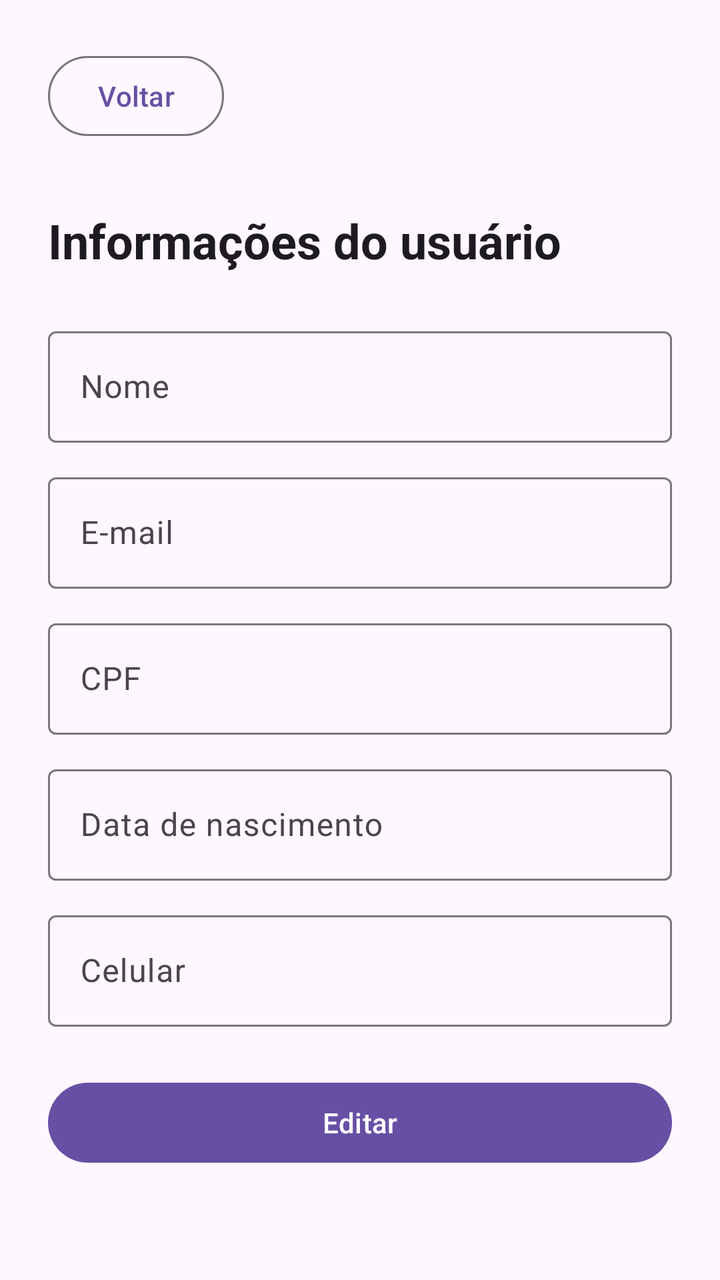
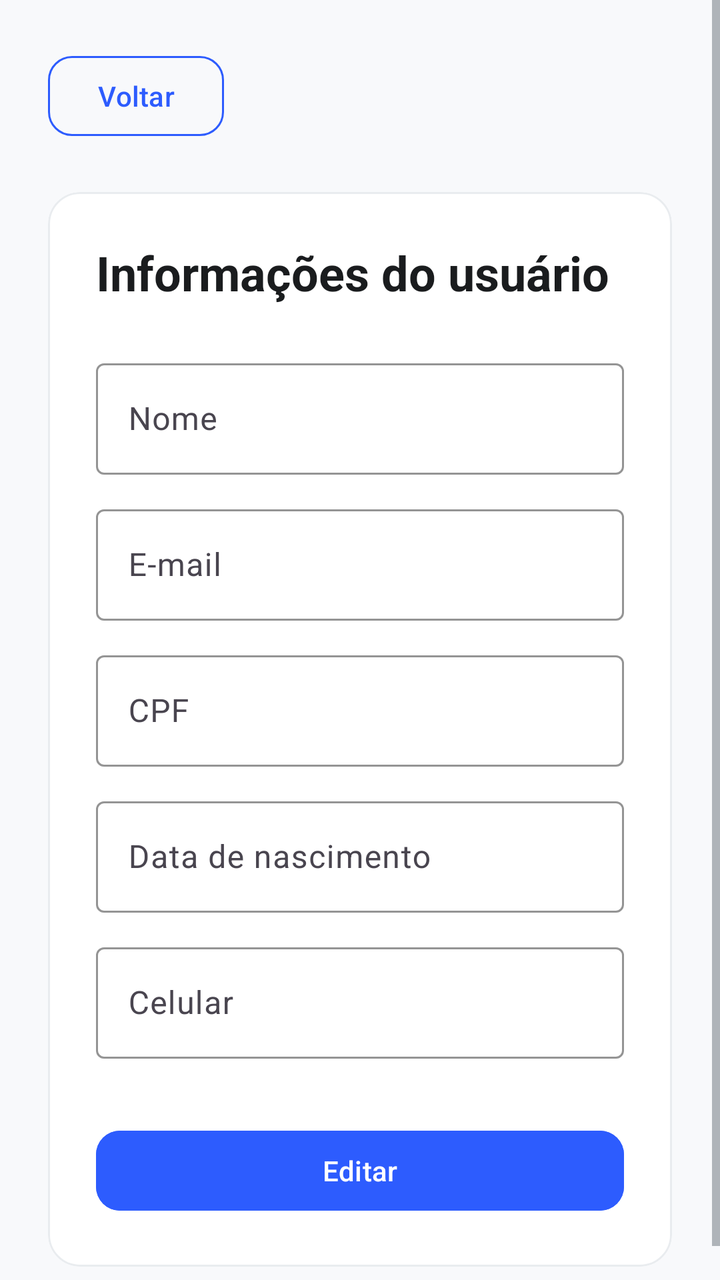

Two renders of the same Android screen: before a commit and after it. Below are the layout's source before the change and the commit's diff.
<!-- AndroidManifest.xml: application theme Theme.TCC -->
<!-- res/layout/usuario.xml -->
<?xml version="1.0" encoding="utf-8"?>
<ScrollView xmlns:android="http://schemas.android.com/apk/res/android"
    android:layout_width="match_parent"
    android:layout_height="match_parent"
    android:fillViewport="true">

    <LinearLayout
        android:layout_width="match_parent"
        android:layout_height="wrap_content"
        android:orientation="vertical"
        android:padding="24dp">

        <Button
            android:id="@+id/btnVoltar"
            style="?attr/materialButtonOutlinedStyle"
            android:layout_width="wrap_content"
            android:layout_height="wrap_content"
            android:text="@string/voltar"
            android:textAllCaps="false" />

        <TextView
            android:layout_width="match_parent"
            android:layout_height="wrap_content"
            android:layout_marginTop="32dp"
            android:text="@string/informacoes_usuario"
            android:textAppearance="?attr/textAppearanceHeadlineSmall"
            android:textStyle="bold" />

        <com.google.android.material.textfield.TextInputLayout
            android:layout_width="match_parent"
            android:layout_height="wrap_content"
            android:layout_marginTop="24dp"
            android:hint="@string/nome">

            <com.google.android.material.textfield.TextInputEditText
                android:id="@+id/etUsuarioNome"
                android:layout_width="match_parent"
                android:layout_height="wrap_content"
                android:inputType="textPersonName"
                android:maxLines="1" />
        </com.google.android.material.textfield.TextInputLayout>

        <com.google.android.material.textfield.TextInputLayout
            android:layout_width="match_parent"
            android:layout_height="wrap_content"
            android:layout_marginTop="12dp"
            android:hint="@string/email">

            <com.google.android.material.textfield.TextInputEditText
                android:id="@+id/etUsuarioEmail"
                android:layout_width="match_parent"
                android:layout_height="wrap_content"
                android:inputType="textEmailAddress"
                android:maxLines="1" />
        </com.google.android.material.textfield.TextInputLayout>

        <com.google.android.material.textfield.TextInputLayout
            android:layout_width="match_parent"
            android:layout_height="wrap_content"
            android:layout_marginTop="12dp"
            android:hint="@string/cpf">

            <com.google.android.material.textfield.TextInputEditText
                android:id="@+id/etUsuarioCpf"
                android:layout_width="match_parent"
                android:layout_height="wrap_content"
                android:inputType="number"
                android:maxLength="11"
                android:maxLines="1" />
        </com.google.android.material.textfield.TextInputLayout>

        <com.google.android.material.textfield.TextInputLayout
            android:layout_width="match_parent"
            android:layout_height="wrap_content"
            android:layout_marginTop="12dp"
            android:hint="@string/data_nascimento">

            <com.google.android.material.textfield.TextInputEditText
                android:id="@+id/etUsuarioDataNascimento"
                android:layout_width="match_parent"
                android:layout_height="wrap_content"
                android:inputType="date"
                android:maxLines="1" />
        </com.google.android.material.textfield.TextInputLayout>

        <com.google.android.material.textfield.TextInputLayout
            android:layout_width="match_parent"
            android:layout_height="wrap_content"
            android:layout_marginTop="12dp"
            android:hint="@string/celular">

            <com.google.android.material.textfield.TextInputEditText
                android:id="@+id/etUsuarioCelular"
                android:layout_width="match_parent"
                android:layout_height="wrap_content"
                android:inputType="phone"
                android:maxLines="1" />
        </com.google.android.material.textfield.TextInputLayout>

        <Button
            android:id="@+id/btnEditar"
            android:layout_width="match_parent"
            android:layout_height="wrap_content"
            android:layout_marginTop="24dp"
            android:text="@string/editar"
            android:textAllCaps="false" />

    </LinearLayout>
</ScrollView>
<!-- resources referenced by this layout -->
<resources>
  <string name="celular">Celular</string>
  <string name="cpf">CPF</string>
  <string name="data_nascimento">Data de nascimento</string>
  <string name="editar">Editar</string>
  <string name="email">E-mail</string>
  <string name="informacoes_usuario">Informações do usuário</string>
  <string name="nome">Nome</string>
  <string name="voltar">Voltar</string>
  <style name="Theme.TCC" parent="Base.Theme.TCC" />
  <style name="Base.Theme.TCC" parent="Theme.Material3.DayNight.NoActionBar">
          
          
      </style>
</resources>

<!-- the commit's change to res/layout/usuario.xml (unified diff, before → after) -->
@@ -1,7 +1,9 @@
 <?xml version="1.0" encoding="utf-8"?>
 <ScrollView xmlns:android="http://schemas.android.com/apk/res/android"
+    xmlns:app="http://schemas.android.com/apk/res-auto"
     android:layout_width="match_parent"
     android:layout_height="match_parent"
+    android:background="@color/background_light"
     android:fillViewport="true">
 
     <LinearLayout
@@ -16,94 +18,139 @@
             android:layout_width="wrap_content"
             android:layout_height="wrap_content"
             android:text="@string/voltar"
-            android:textAllCaps="false" />
+            android:textAllCaps="false"
+            app:cornerRadius="12dp"
+            app:strokeColor="@color/primary_blue"
+            android:textColor="@color/primary_blue" />
 
-        <TextView
-            android:layout_width="match_parent"
-            android:layout_height="wrap_content"
-            android:layout_marginTop="32dp"
-            android:text="@string/informacoes_usuario"
-            android:textAppearance="?attr/textAppearanceHeadlineSmall"
-            android:textStyle="bold" />
-
-        <com.google.android.material.textfield.TextInputLayout
+        <com.google.android.material.card.MaterialCardView
             android:layout_width="match_parent"
             android:layout_height="wrap_content"
             android:layout_marginTop="24dp"
-            android:hint="@string/nome">
+            app:cardBackgroundColor="@color/white"
+            app:cardCornerRadius="16dp"
+            app:cardElevation="0dp"
+            app:strokeWidth="1dp"
+            app:strokeColor="@color/border_color">
 
-            <com.google.android.material.textfield.TextInputEditText
-                android:id="@+id/etUsuarioNome"
+            <LinearLayout
                 android:layout_width="match_parent"
                 android:layout_height="wrap_content"
-                android:inputType="textPersonName"
-                android:maxLines="1" />
-        </com.google.android.material.textfield.TextInputLayout>
+                android:orientation="vertical"
+                android:padding="24dp">
 
-        <com.google.android.material.textfield.TextInputLayout
-            android:layout_width="match_parent"
-            android:layout_height="wrap_content"
-            android:layout_marginTop="12dp"
-            android:hint="@string/email">
+                <TextView
+                    android:layout_width="match_parent"
+                    android:layout_height="wrap_content"
+                    android:text="@string/informacoes_usuario"
+                    android:textAppearance="?attr/textAppearanceHeadlineSmall"
+                    android:textColor="@color/text_primary"
+                    android:textStyle="bold" />
 
-            <com.google.android.material.textfield.TextInputEditText
-                android:id="@+id/etUsuarioEmail"
-                android:layout_width="match_parent"
-                android:layout_height="wrap_content"
-                android:inputType="textEmailAddress"
-                android:maxLines="1" />
-        </com.google.android.material.textfield.TextInputLayout>
+                <com.google.android.material.textfield.TextInputLayout
+                    style="@style/Widget.Material3.TextInputLayout.OutlinedBox"
+                    android:layout_width="match_parent"
+                    android:layout_height="wrap_content"
+                    android:layout_marginTop="24dp"
+                    android:hint="@string/nome"
+                    app:boxStrokeColor="@color/primary_blue"
+                    app:hintTextColor="@color/primary_blue">
 
-        <com.google.android.material.textfield.TextInputLayout
-            android:layout_width="match_parent"
-            android:layout_height="wrap_content"
-            android:layout_marginTop="12dp"
-            android:hint="@string/cpf">
+                    <com.google.android.material.textfield.TextInputEditText
+                        android:id="@+id/etUsuarioNome"
+                        android:layout_width="match_parent"
+                        android:layout_height="wrap_content"
+                        android:inputType="textPersonName"
+                        android:maxLines="1"
+                        android:textColor="@color/text_primary" />
+                </com.google.android.material.textfield.TextInputLayout>
 
-            <com.google.android.material.textfield.TextInputEditText
-                android:id="@+id/etUsuarioCpf"
-                android:layout_width="match_parent"
-                android:layout_height="wrap_content"
-                android:inputType="number"
-                android:maxLength="11"
-                android:maxLines="1" />
-        </com.google.android.material.textfield.TextInputLayout>
+                <com.google.android.material.textfield.TextInputLayout
+                    style="@style/Widget.Material3.TextInputLayout.OutlinedBox"
+                    android:layout_width="match_parent"
+                    android:layout_height="wrap_content"
+                    android:layout_marginTop="12dp"
+                    android:hint="@string/email"
+                    app:boxStrokeColor="@color/primary_blue"
+                    app:hintTextColor="@color/primary_blue">
 
-        <com.google.android.material.textfield.TextInputLayout
-            android:layout_width="match_parent"
-            android:layout_height="wrap_content"
-            android:layout_marginTop="12dp"
-            android:hint="@string/data_nascimento">
+                    <com.google.android.material.textfield.TextInputEditText
+                        android:id="@+id/etUsuarioEmail"
+                        android:layout_width="match_parent"
+                        android:layout_height="wrap_content"
+                        android:inputType="textEmailAddress"
+                        android:maxLines="1"
+                        android:textColor="@color/text_primary" />
+                </com.google.android.material.textfield.TextInputLayout>
 
-            <com.google.android.material.textfield.TextInputEditText
-                android:id="@+id/etUsuarioDataNascimento"
-                android:layout_width="match_parent"
-                android:layout_height="wrap_content"
-                android:inputType="date"
-                android:maxLines="1" />
-        </com.google.android.material.textfield.TextInputLayout>
+                <com.google.android.material.textfield.TextInputLayout
+                    style="@style/Widget.Material3.TextInputLayout.OutlinedBox"
+                    android:layout_width="match_parent"
+                    android:layout_height="wrap_content"
+                    android:layout_marginTop="12dp"
+                    android:hint="@string/cpf"
+                    app:boxStrokeColor="@color/primary_blue"
+                    app:hintTextColor="@color/primary_blue">
 
-        <com.google.android.material.textfield.TextInputLayout
-            android:layout_width="match_parent"
-            android:layout_height="wrap_content"
-            android:layout_marginTop="12dp"
-            android:hint="@string/celular">
+                    <com.google.android.material.textfield.TextInputEditText
+                        android:id="@+id/etUsuarioCpf"
+                        android:layout_width="match_parent"
+                        android:layout_height="wrap_content"
+                        android:inputType="number"
+                        android:maxLength="11"
+                        android:maxLines="1"
+                        android:textColor="@color/text_primary" />
+                </com.google.android.material.textfield.TextInputLayout>
 
-            <com.google.android.material.textfield.TextInputEditText
-                android:id="@+id/etUsuarioCelular"
-                android:layout_width="match_parent"
-                android:layout_height="wrap_content"
-                android:inputType="phone"
-                android:maxLines="1" />
-        </com.google.android.material.textfield.TextInputLayout>
+                <com.google.android.material.textfield.TextInputLayout
+                    style="@style/Widget.Material3.TextInputLayout.OutlinedBox"
+                    android:layout_width="match_parent"
+                    android:layout_height="wrap_content"
+                    android:layout_marginTop="12dp"
+                    android:hint="@string/data_nascimento"
+                    app:boxStrokeColor="@color/primary_blue"
+                    app:hintTextColor="@color/primary_blue">
 
-        <Button
-            android:id="@+id/btnEditar"
-            android:layout_width="match_parent"
-            android:layout_height="wrap_content"
-            android:layout_marginTop="24dp"
-            android:text="@string/editar"
-            android:textAllCaps="false" />
+                    <com.google.android.material.textfield.TextInputEditText
+                        android:id="@+id/etUsuarioDataNascimento"
+                        android:layout_width="match_parent"
+                        android:layout_height="wrap_content"
+                        android:inputType="date"
+                        android:maxLines="1"
+                        android:textColor="@color/text_primary" />
+                </com.google.android.material.textfield.TextInputLayout>
+
+                <com.google.android.material.textfield.TextInputLayout
+                    style="@style/Widget.Material3.TextInputLayout.OutlinedBox"
+                    android:layout_width="match_parent"
+                    android:layout_height="wrap_content"
+                    android:layout_marginTop="12dp"
+                    android:hint="@string/celular"
+                    app:boxStrokeColor="@color/primary_blue"
+                    app:hintTextColor="@color/primary_blue">
+
+                    <com.google.android.material.textfield.TextInputEditText
+                        android:id="@+id/etUsuarioCelular"
+                        android:layout_width="match_parent"
+                        android:layout_height="wrap_content"
+                        android:inputType="phone"
+                        android:maxLines="1"
+                        android:textColor="@color/text_primary" />
+                </com.google.android.material.textfield.TextInputLayout>
+
+                <Button
+                    android:id="@+id/btnEditar"
+                    android:layout_width="match_parent"
+                    android:layout_height="wrap_content"
+                    android:layout_marginTop="32dp"
+                    android:backgroundTint="@color/primary_blue"
+                    android:text="@string/editar"
+                    android:textAllCaps="false"
+                    android:textColor="@color/white"
+                    app:cornerRadius="12dp" />
+
+            </LinearLayout>
+        </com.google.android.material.card.MaterialCardView>
 
     </LinearLayout>
 </ScrollView>
<!-- resource entries referenced after the edit -->
@@ -1,5 +1,10 @@
 <!-- resources referenced by this layout -->
 <resources>
+  <color name="background_light">#F8F9FB</color>
+  <color name="border_color">#E9ECEF</color>
+  <color name="primary_blue">#2D5CFE</color>
+  <color name="text_primary">#1A1C1E</color>
+  <color name="white">#FFFFFFFF</color>
   <string name="celular">Celular</string>
   <string name="cpf">CPF</string>
   <string name="data_nascimento">Data de nascimento</string>
@@ -9,9 +14,19 @@
   <string name="nome">Nome</string>
   <string name="voltar">Voltar</string>
   <style name="Theme.TCC" parent="Base.Theme.TCC" />
-  <style name="Base.Theme.TCC" parent="Theme.Material3.DayNight.NoActionBar">
+  <style name="Base.Theme.TCC" parent="Theme.Material3.Light.NoActionBar">
           
+          <item name="colorPrimary">@color/primary_blue</item>
+          <item name="colorOnPrimary">@color/white</item>
+          <item name="colorSecondary">@color/accent_green</item>
+          <item name="colorOnSecondary">@color/white</item>
+          <item name="android:windowBackground">@color/background_light</item>
+  
           
+          <item name="android:textColorPrimary">@color/text_primary</item>
+          <item name="android:textColorSecondary">@color/text_secondary</item>
       </style>
+  <color name="accent_green">#10B981</color>
+  <color name="text_secondary">#6C757D</color>
 </resources>
 
